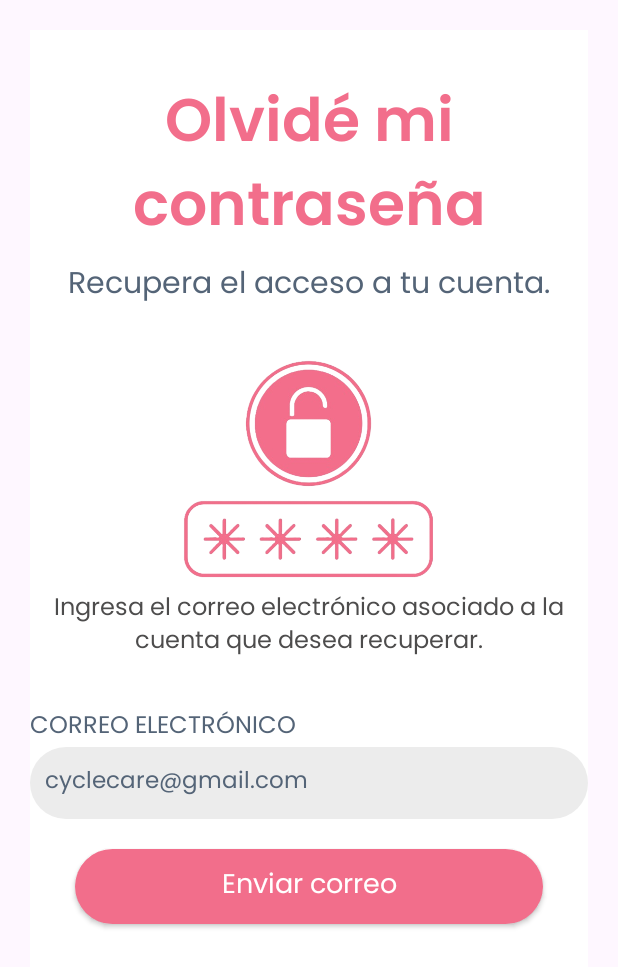
After one commit to fairyofshampoo/CycleCare, an Android app: the ForgotPasswordActivity screen opened directly, with no data from a screen before it, on a phone screen of 412 x 824 dp. The commit adds this screen. Shown: the top 967 px of the screen. Run offline under Robolectric (Android 15) with nearby library versions, the phone set to English and light mode, and no system bars; our stand-ins replace data binding.

Commit message:
forgot password and login interface

```diff
--- a/CycleCare/app/src/main/java/com/ikariscraft/cyclecare/LoginActivity.java
+++ b/CycleCare/app/src/main/java/com/ikariscraft/cyclecare/VerifyEmailActivity.java
@@ -4,11 +4,11 @@ import androidx.appcompat.app.AppCompatActivity;
 
 import android.os.Bundle;
 
-public class LoginActivity extends AppCompatActivity {
+public class VerifyEmailActivity extends AppCompatActivity {
 
     @Override
     protected void onCreate(Bundle savedInstanceState) {
         super.onCreate(savedInstanceState);
-        setContentView(R.layout.activity_login);
+        setContentView(R.layout.activity_verify_email);
     }
 }
--- /dev/null
+++ b/CycleCare/app/src/main/java/com/ikariscraft/cyclecare/activities/ForgotPasswordActivity.java
@@ -0,0 +1,16 @@
+package com.ikariscraft.cyclecare.activities;
+
+import androidx.appcompat.app.AppCompatActivity;
+
+import android.os.Bundle;
+
+import com.ikariscraft.cyclecare.R;
+
+public class ForgotPasswordActivity extends AppCompatActivity {
+
+    @Override
+    protected void onCreate(Bundle savedInstanceState) {
+        super.onCreate(savedInstanceState);
+        setContentView(R.layout.activity_forgot_password);
+    }
+}
--- /dev/null
+++ b/CycleCare/app/src/main/res/layout/activity_forgot_password.xml
@@ -0,0 +1,81 @@
+<?xml version="1.0" encoding="utf-8"?>
+<layout xmlns:android="http://schemas.android.com/apk/res/android"
+    xmlns:app="http://schemas.android.com/apk/res-auto"
+    xmlns:tools="http://schemas.android.com/tools">
+
+    <data>
+
+    </data>
+
+    <LinearLayout
+        android:background="@color/white"
+        android:layout_width="match_parent"
+        android:layout_height="match_parent"
+        android:gravity="center_horizontal"
+        android:orientation="vertical"
+        android:layout_margin="20dp">
+
+        <TextView
+            style="@style/TitleTextViewStyle"
+            android:layout_width="wrap_content"
+            android:layout_height="wrap_content"
+            android:layout_marginTop="30dp"
+            android:text="@string/forgot_password_title" />
+
+        <TextView
+            android:gravity="center"
+            android:layout_width="wrap_content"
+            android:layout_height="wrap_content"
+            android:text="@string/restore_access_account"
+            android:textColor="@color/gray_blue"
+            android:textSize="20sp"
+            android:layout_marginBottom="30dp"/>
+
+        <ImageView
+            android:layout_width="wrap_content"
+            android:layout_height="150dp"
+            android:src="@drawable/password_box_icon"
+            android:scaleType="centerInside"/>
+
+        <TextView
+            android:layout_marginTop="5dp"
+            android:layout_width="wrap_content"
+            android:layout_height="wrap_content"
+            android:text="@string/restore_password_instruction"
+            android:textAlignment="center"
+            android:textSize="16sp"
+            android:textColor="@color/dark_gray"
+            android:layout_marginBottom="30dp"/>
+
+        <TextView
+            android:textAllCaps="true"
+            android:layout_width="match_parent"
+            android:layout_height="wrap_content"
+            android:text="@string/email_label"
+            android:textColor="@color/gray_blue"
+            android:textSize="16sp" />
+
+        <EditText
+            style="@style/EditTextStyle"
+            android:layout_width="match_parent"
+            android:layout_height="wrap_content"
+            android:autofillHints=""
+            android:hint="@string/email_hint"
+            android:inputType="text"
+            android:minHeight="48dp"
+            android:textSize="15sp"
+            android:layout_marginBottom="20dp"/>
+
+        <Button
+            android:id="@+id/btn_login"
+            android:textAllCaps="false"
+            style="@style/ButtonStyle"
+            android:layout_marginStart="30dp"
+            android:layout_marginEnd="30dp"
+            android:layout_width="match_parent"
+            android:layout_height="wrap_content"
+            android:textColor="@color/white"
+            android:text="@string/btn_send_email"/>
+
+    </LinearLayout>
+</layout>
--- a/CycleCare/app/src/main/res/values/strings.xml
+++ b/CycleCare/app/src/main/res/values/strings.xml
@@ -8,4 +8,12 @@
     <string name="forgot_password_label"><u>Olvidé mi contraseña</u></string>
     <string name="register_label"><u>Regístrate aquí</u></string>
     <string name="no_account_label">¿No tienes cuenta?</string>
+    <string name="forgot_password_title">Olvidé mi contraseña</string>
+    <string name="restore_access_account">Recupera el acceso a tu cuenta.</string>
+    <string name="restore_password_instruction">Ingresa el correo electrónico asociado a la cuenta que desea recuperar.</string>
+    <string name="email_label">Correo electrónico</string>
+    <string name="btn_send_email">Enviar correo</string>
+    <string name="email_hint">cyclecare@gmail.com</string>
+    <string name="verify_email_title">Verificar correo</string>
+    <string name="check_your_mailbox_instruction">Revisa tu bandeja de entrada</string>
 </resources>
--- a/CycleCare/app/src/main/res/values/styles.xml
+++ b/CycleCare/app/src/main/res/values/styles.xml
@@ -1,8 +1,10 @@
 <?xml version="1.0" encoding="utf-8"?>
 <resources>
     <style name="EditTextStyle" parent="Widget.AppCompat.EditText">
-        <item name="android:textColor">@color/dark_gray</item>
+        <item name="android:textColor">@color/black</item>
         <item name="android:background">@drawable/edittext_rounded_background</item>
+        <item name="android:textColorHint">@color/gray_blue</item>
+        <item name="android:padding">10dp</item>
     </style>
 
 
```
Also changed, not shown: CycleCare/app/src/main/AndroidManifest.xml (+7 -0 lines), CycleCare/app/src/main/java/com/ikariscraft/cyclecare/activities/LoginActivity.java (+0 -23 lines), CycleCare/app/src/main/java/com/ikariscraft/cyclecare/viewmodel/LoginViewModel.java (deleted, +0 -96 lines), CycleCare/app/src/main/res/layout/activity_login.xml (+2 -7 lines), CycleCare/app/src/main/res/layout/activity_verify_email.xml (added, +50 -0 lines), CycleCare/app/src/main/res/drawable/email_circle.png (added), CycleCare/app/src/main/res/drawable/password_box_icon.png (added).
